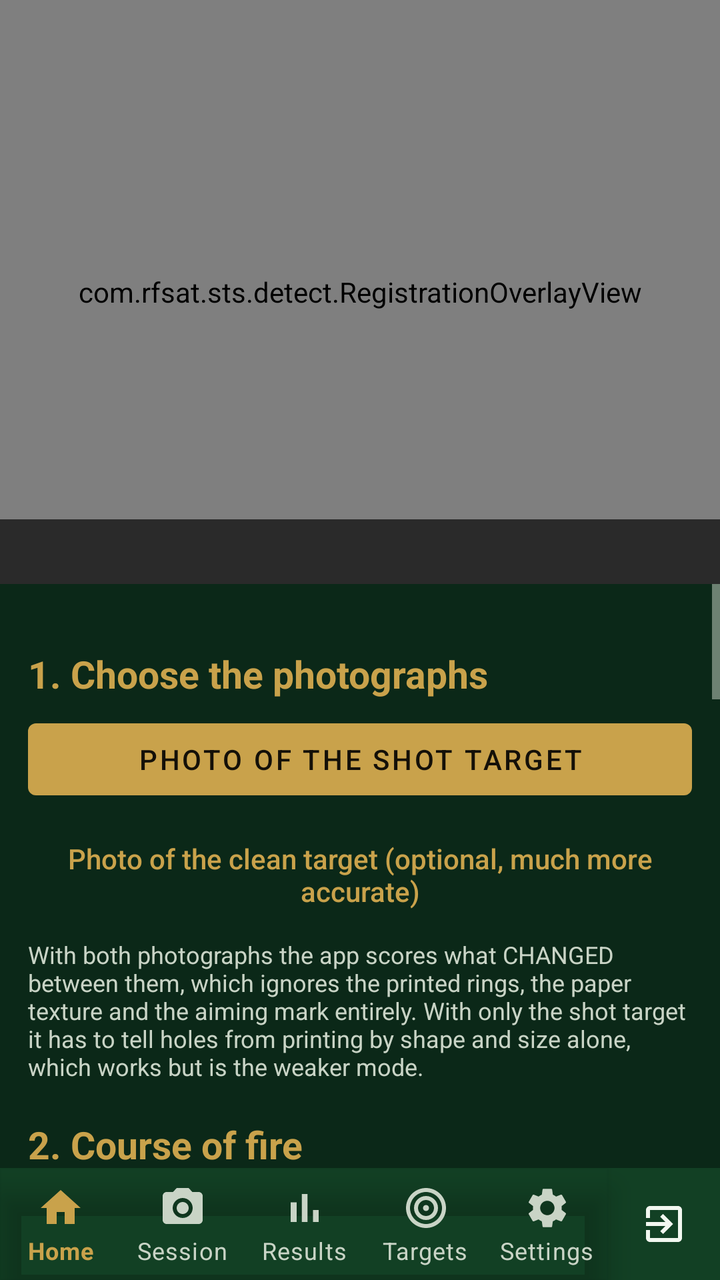
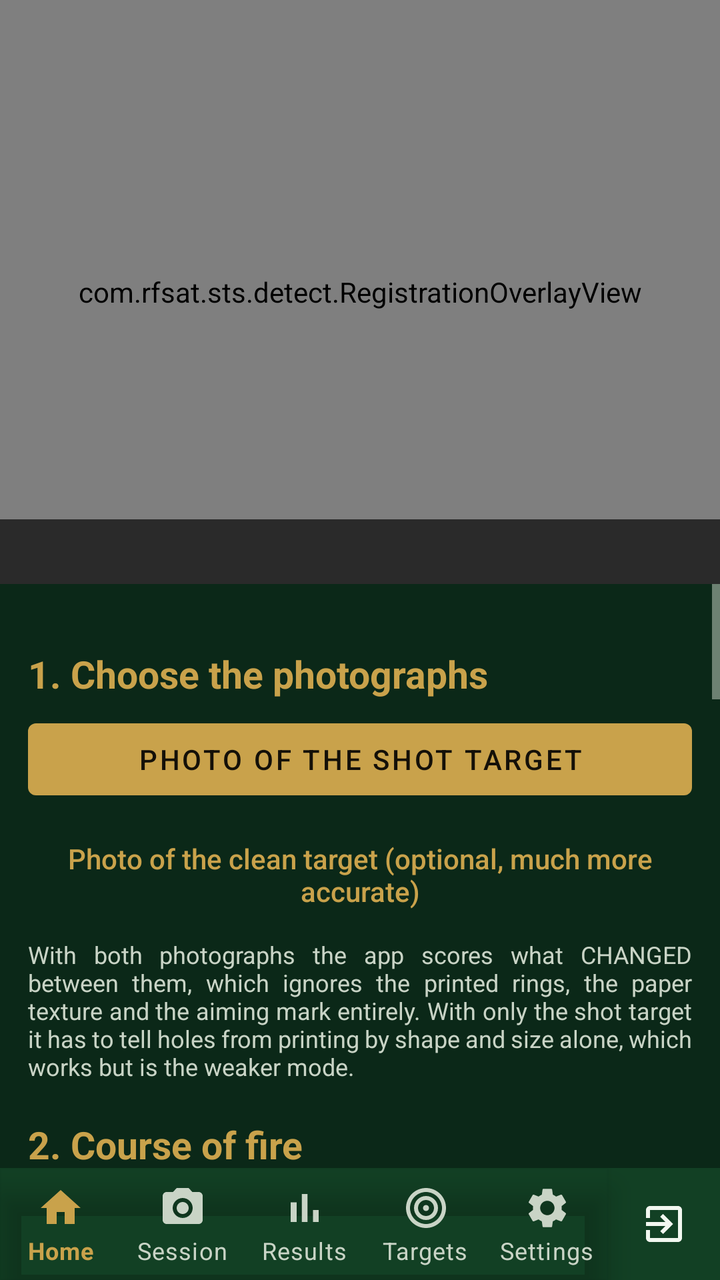

An Android layout rendered at two revisions. The XML below is the earlier revision; the diff shows what the commit changed to produce the second picture.
<!-- AndroidManifest.xml: application theme Theme.STS -->
<!-- res/layout/activity_import.xml -->
<?xml version="1.0" encoding="utf-8"?>
<LinearLayout xmlns:android="http://schemas.android.com/apk/res/android"
    android:layout_width="match_parent"
    android:layout_height="match_parent"
    android:orientation="vertical">

    <FrameLayout
        android:layout_width="match_parent"
        android:layout_height="0dp"
        android:layout_weight="1"
        android:background="#000000">

        
        <ImageView
            android:id="@+id/image"
            android:layout_width="match_parent"
            android:layout_height="match_parent"
            android:scaleType="fitCenter"
            android:contentDescription="The photographed target" />

        <com.rfsat.sts.detect.RegistrationOverlayView
            android:id="@+id/overlay"
            android:layout_width="match_parent"
            android:layout_height="match_parent" />

        <TextView
            android:id="@+id/tvStatus"
            android:layout_width="match_parent"
            android:layout_height="wrap_content"
            android:layout_gravity="bottom"
            android:background="#AA000000"
            android:padding="8dp"
            android:textColor="#FFFFFF"
            android:textSize="12sp"
            android:maxLines="5" />
    </FrameLayout>

    <ScrollView
        android:layout_width="match_parent"
        android:layout_height="0dp"
        android:layout_weight="1">

        <LinearLayout
            android:layout_width="match_parent"
            android:layout_height="wrap_content"
            android:orientation="vertical"
            android:padding="14dp">

            <TextView style="@style/Sts.SectionHeading" android:text="1. Choose the photographs" />

            <Button android:id="@+id/btnPickShot"
                android:layout_width="match_parent" android:layout_height="wrap_content"
                android:text="Photo of the shot target" />

            <Button android:id="@+id/btnPickClean"
                android:layout_width="match_parent" android:layout_height="wrap_content"
                android:layout_marginTop="6dp"
                style="@style/Sts.TextButton"
                android:text="Photo of the clean target (optional, much more accurate)" />

            <TextView
                android:layout_width="match_parent" android:layout_height="wrap_content"
                android:textSize="12sp"
                android:layout_marginTop="4dp"
                android:textColor="?android:attr/textColorSecondary"
                android:text="With both photographs the app scores what CHANGED between them, which ignores the printed rings, the paper texture and the aiming mark entirely. With only the shot target it has to tell holes from printing by shape and size alone, which works but is the weaker mode." />

            <TextView style="@style/Sts.SectionHeading" android:text="2. Course of fire" />

            <TextView style="@style/Sts.FieldLabel" android:text="Rules" />
            <Spinner android:id="@+id/spRules"
                android:layout_width="match_parent" android:layout_height="wrap_content" />

            <TextView style="@style/Sts.FieldLabel" android:text="Target face" />
            <Spinner android:id="@+id/spTarget"
                android:layout_width="match_parent" android:layout_height="wrap_content" />

            <TextView android:id="@+id/lblDistance" style="@style/Sts.FieldLabel" android:text="Distance" />
            <EditText android:id="@+id/etDistance"
                android:layout_width="match_parent" android:layout_height="wrap_content"
                android:inputType="numberDecimal"
                android:autofillHints="" />

            <TextView style="@style/Sts.SectionHeading" android:text="3. Register the target" />

            <Button android:id="@+id/btnIdentify"
                android:layout_width="match_parent" android:layout_height="wrap_content"
                android:text="Identify target and register" />

            <TextView
                android:layout_width="match_parent" android:layout_height="wrap_content"
                android:textSize="12sp"
                android:layout_marginTop="4dp"
                android:layout_marginBottom="6dp"
                android:textColor="?android:attr/textColorSecondary"
                android:text="Fits the printed rings, works out which target face it is, and takes the scale from the ring spacing. More accurate than the aiming mark alone, and it does not depend on the face selected above being right." />

            <Button android:id="@+id/btnAutoDetect"
                android:layout_width="match_parent" android:layout_height="wrap_content"
                android:text="Auto-detect the target" />

            <TextView
                android:layout_width="match_parent" android:layout_height="wrap_content"
                android:textSize="12sp"
                android:layout_marginTop="6dp"
                android:textColor="?android:attr/textColorSecondary"
                android:text="The app finds the black centre and draws a square box around the scoring area. Check it, then drag the top-left or bottom-right handle to adjust, or drag the middle to move it. The dashed circle is what the box actually measures." />

            <CheckBox android:id="@+id/cbCornerMode"
                android:layout_width="match_parent" android:layout_height="wrap_content"
                android:layout_marginTop="4dp"
                android:text="Photo taken at an angle — register by tapping the four card corners instead" />

            <LinearLayout
                android:layout_width="match_parent" android:layout_height="wrap_content"
                android:orientation="horizontal" android:layout_marginTop="8dp">
                <Button android:id="@+id/btnRegister"
                    android:layout_width="0dp" android:layout_weight="1"
                    android:layout_height="wrap_content" android:text="Register" />
                <Button android:id="@+id/btnUndoCorner"
                    android:layout_width="0dp" android:layout_weight="1"
                    android:layout_height="wrap_content" android:text="Reset"
                    style="@style/Sts.TextButton" />
            </LinearLayout>


            <TextView style="@style/Sts.SectionHeading" android:text="Tilt and rotation" />

            <TextView
                android:layout_width="match_parent" android:layout_height="wrap_content"
                android:textSize="12sp"
                android:textColor="?android:attr/textColorSecondary"
                android:text="Match the dashed outline to the rings. Rotation turns the target in the picture; the two tilts lean it away from the camera, one about each axis. If the outline gets worse, drag the slider the other way — a symmetric mark cannot say which way a target leans, so the starting guess picks a side." />

            <TextView android:id="@+id/lblRotation" style="@style/Sts.FieldLabel" android:text="Rotation" />
            <SeekBar android:id="@+id/sbRotation"
                android:layout_width="match_parent" android:layout_height="wrap_content"
                android:max="180" android:progress="90" />

            <TextView android:id="@+id/lblTiltX" style="@style/Sts.FieldLabel" android:text="Horizontal tilt" />
            <SeekBar android:id="@+id/sbTiltX"
                android:layout_width="match_parent" android:layout_height="wrap_content"
                android:max="160" android:progress="80" />

            <TextView android:id="@+id/lblTiltY" style="@style/Sts.FieldLabel" android:text="Vertical tilt" />
            <SeekBar android:id="@+id/sbTiltY"
                android:layout_width="match_parent" android:layout_height="wrap_content"
                android:max="160" android:progress="80" />

            <LinearLayout
                android:layout_width="match_parent" android:layout_height="wrap_content"
                android:orientation="horizontal">
                <Button android:id="@+id/btnApplyTilt"
                    android:layout_width="0dp" android:layout_weight="1"
                    android:layout_height="wrap_content"
                    style="@style/Sts.TextButton"
                    android:text="Apply estimated tilt" />
                <Button android:id="@+id/btnResetTilt"
                    android:layout_width="0dp" android:layout_weight="1"
                    android:layout_height="wrap_content"
                    style="@style/Sts.TextButton"
                    android:text="Reset tilt" />
            </LinearLayout>

            <TextView style="@style/Sts.SectionHeading" android:text="4. Score" />

            <CheckBox android:id="@+id/cbReplace"
                android:layout_width="match_parent" android:layout_height="wrap_content"
                android:checked="true"
                android:text="Replace the shots already in this session" />

            <Button android:id="@+id/btnClearShots"
                android:layout_width="match_parent" android:layout_height="wrap_content"
                android:layout_marginTop="6dp"
                style="@style/Sts.TextButton"
                android:text="Clear all recorded shots" />

            <Button android:id="@+id/btnDetect"
                android:layout_width="match_parent" android:layout_height="wrap_content"
                android:text="Detect the hits and score them" />

            <TextView android:id="@+id/tvResult"
                style="@style/Sts.Value"
                android:layout_marginTop="10dp"
                android:textSize="13sp" />

            <TextView android:id="@+id/hdrDistribution" style="@style/Sts.SectionHeading"
                android:visibility="gone"
                android:text="Shot distribution" />
            <com.rfsat.sts.ui.ScoreHistogramView
                android:id="@+id/histogram"
                android:layout_width="match_parent"
                android:layout_height="wrap_content"
                android:layout_marginTop="6dp" />

            <Button android:id="@+id/btnResults"
                android:layout_width="match_parent" android:layout_height="wrap_content"
                android:layout_marginTop="12dp"
                android:text="Open the full results" />

        </LinearLayout>
    </ScrollView>

    <include layout="@layout/include_bottom_nav" />

</LinearLayout>
<!-- res/layout/include_bottom_nav.xml (included above) -->
<?xml version="1.0" encoding="utf-8"?>
<LinearLayout xmlns:android="http://schemas.android.com/apk/res/android"
    xmlns:app="http://schemas.android.com/apk/res-auto"
    android:layout_width="match_parent"
    android:layout_height="wrap_content"
    android:orientation="horizontal"
    android:background="?attr/colorSurface">

    <com.google.android.material.bottomnavigation.BottomNavigationView
        android:id="@+id/bottomNav"
        android:layout_width="0dp"
        android:layout_weight="1"
        android:layout_height="wrap_content"
        android:background="@android:color/transparent"
        app:itemIconTint="@color/bottom_nav_item"
        app:itemTextColor="@color/bottom_nav_item"
        app:labelVisibilityMode="labeled"
        app:menu="@menu/bottom_nav_menu" />

    <LinearLayout
        android:id="@+id/btnExit"
        android:layout_width="56dp"
        android:layout_height="match_parent"
        android:orientation="vertical"
        android:gravity="center"
        android:background="?attr/selectableItemBackgroundBorderless"
        android:contentDescription="@string/nav_exit">

        
        <ImageView
            android:layout_width="24dp"
            android:layout_height="24dp"
            android:src="@drawable/ic_nav_exit"
            app:tint="?android:attr/textColorPrimary"
            android:importantForAccessibility="no" />
    </LinearLayout>
</LinearLayout>
<!-- resources referenced by this layout -->
<resources>
  <!-- drawable ic_nav_exit (drawable) -->
  <vector xmlns:android="http://schemas.android.com/apk/res/android"
      android:width="24dp" android:height="24dp"
      android:viewportWidth="24" android:viewportHeight="24">
      <path android:fillColor="@android:color/white" android:pathData="M10.09,15.59L11.5,17l5,-5 -5,-5 -1.41,1.41L12.67,11H3v2h9.67l-2.58,2.59zM19,3H5c-1.11,0 -2,0.9 -2,2v4h2V5h14v14H5v-4H3v4c0,1.1 0.89,2 2,2h14c1.1,0 2,-0.9 2,-2V5c0,-1.1 -0.9,-2 -2,-2z" />
  </vector>
  <string name="nav_exit">Exit</string>
  <style name="Sts.FieldLabel" parent="">
          <item name="android:layout_width">match_parent</item>
          <item name="android:layout_height">wrap_content</item>
          <item name="android:textSize">13sp</item>
          <item name="android:layout_marginTop">8dp</item>
          <item name="android:textColor">?android:attr/textColorSecondary</item>
      </style>
  <style name="Sts.SectionHeading" parent="">
          <item name="android:layout_width">match_parent</item>
          <item name="android:layout_height">wrap_content</item>
          
          <item name="android:textSize">19sp</item>
          <item name="android:textStyle">bold</item>
          <item name="android:layout_marginTop">18dp</item>
          <item name="android:layout_marginBottom">6dp</item>
          <item name="android:textColor">?attr/colorAccent</item>
      </style>
  <style name="Sts.TextButton" parent="Widget.AppCompat.Button.Borderless">
          <item name="android:textColor">?attr/colorAccent</item>
          <item name="android:textAllCaps">false</item>
          <item name="android:textSize">14sp</item>
      </style>
  <style name="Sts.Value" parent="">
          <item name="android:layout_width">match_parent</item>
          <item name="android:layout_height">wrap_content</item>
          <item name="android:textSize">14sp</item>
      </style>
  <style name="Theme.STS" parent="Theme.STS.Dark" />
  <style name="Theme.STS.Dark" parent="Theme.STS.Base">
          <item name="android:windowBackground">@color/dark_bg</item>
          <item name="colorSurface">@color/dark_surface</item>
          <item name="colorPrimary">@color/dark_accent</item>
          <item name="colorSecondary">@color/dark_accent</item>
          <item name="colorAccent">@color/dark_accent</item>
          <item name="colorOnPrimary">@color/dark_on_accent</item>
          <item name="colorOnSecondary">@color/dark_on_accent</item>
          <item name="android:colorBackground">@color/dark_surface</item>
          <item name="android:textColorPrimary">@color/dark_text</item>
          <item name="android:textColorSecondary">@color/dark_text_dim</item>
          <item name="android:textColorTertiary">#C9D4C6</item>
          <item name="android:textColorHint">#A6B2A4</item>
          <item name="colorOnSurface">@color/dark_text</item>
          <item name="colorOnBackground">@color/dark_text</item>
      </style>
  <style name="Theme.STS.Base" parent="Theme.MaterialComponents.NoActionBar">
          <item name="android:statusBarColor">@color/dark_bg</item>
      </style>
  <color name="dark_bg">#0B2818</color>
  <color name="dark_surface">#124024</color>
  <color name="dark_accent">#C9A24B</color>
  <color name="dark_on_accent">#141008</color>
  <color name="dark_text">#F2F7F0</color>
  <color name="dark_text_dim">#C9D4C6</color>
</resources>

<!-- the commit's change to res/layout/activity_import.xml (unified diff, before → after) -->
@@ -63,7 +63,8 @@
                 android:textSize="12sp"
                 android:layout_marginTop="4dp"
                 android:textColor="?android:attr/textColorSecondary"
-                android:text="With both photographs the app scores what CHANGED between them, which ignores the printed rings, the paper texture and the aiming mark entirely. With only the shot target it has to tell holes from printing by shape and size alone, which works but is the weaker mode." />
+                android:text="With both photographs the app scores what CHANGED between them, which ignores the printed rings, the paper texture and the aiming mark entirely. With only the shot target it has to tell holes from printing by shape and size alone, which works but is the weaker mode."
+                android:justificationMode="inter_word" />
 
             <TextView style="@style/Sts.SectionHeading" android:text="2. Course of fire" />
 
@@ -93,7 +94,8 @@
                 android:layout_marginTop="4dp"
                 android:layout_marginBottom="6dp"
                 android:textColor="?android:attr/textColorSecondary"
-                android:text="Fits the printed rings, works out which target face it is, and takes the scale from the ring spacing. More accurate than the aiming mark alone, and it does not depend on the face selected above being right." />
+                android:text="Fits the printed rings, works out which target face it is, and takes the scale from the ring spacing. More accurate than the aiming mark alone, and it does not depend on the face selected above being right."
+                android:justificationMode="inter_word" />
 
             <Button android:id="@+id/btnAutoDetect"
                 android:layout_width="match_parent" android:layout_height="wrap_content"
@@ -104,7 +106,8 @@
                 android:textSize="12sp"
                 android:layout_marginTop="6dp"
                 android:textColor="?android:attr/textColorSecondary"
-                android:text="The app finds the black centre and draws a square box around the scoring area. Check it, then drag the top-left or bottom-right handle to adjust, or drag the middle to move it. The dashed circle is what the box actually measures." />
+                android:text="The app finds the black centre and draws a square box around the scoring area. Check it, then drag the top-left or bottom-right handle to adjust, or drag the middle to move it. The dashed circle is what the box actually measures."
+                android:justificationMode="inter_word" />
 
             <CheckBox android:id="@+id/cbCornerMode"
                 android:layout_width="match_parent" android:layout_height="wrap_content"
@@ -130,7 +133,8 @@
                 android:layout_width="match_parent" android:layout_height="wrap_content"
                 android:textSize="12sp"
                 android:textColor="?android:attr/textColorSecondary"
-                android:text="Match the dashed outline to the rings. Rotation turns the target in the picture; the two tilts lean it away from the camera, one about each axis. If the outline gets worse, drag the slider the other way — a symmetric mark cannot say which way a target leans, so the starting guess picks a side." />
+                android:text="Match the dashed outline to the rings. Rotation turns the target in the picture; the two tilts lean it away from the camera, one about each axis. If the outline gets worse, drag the slider the other way — a symmetric mark cannot say which way a target leans, so the starting guess picks a side."
+                android:justificationMode="inter_word" />
 
             <TextView android:id="@+id/lblRotation" style="@style/Sts.FieldLabel" android:text="Rotation" />
             <SeekBar android:id="@+id/sbRotation"
